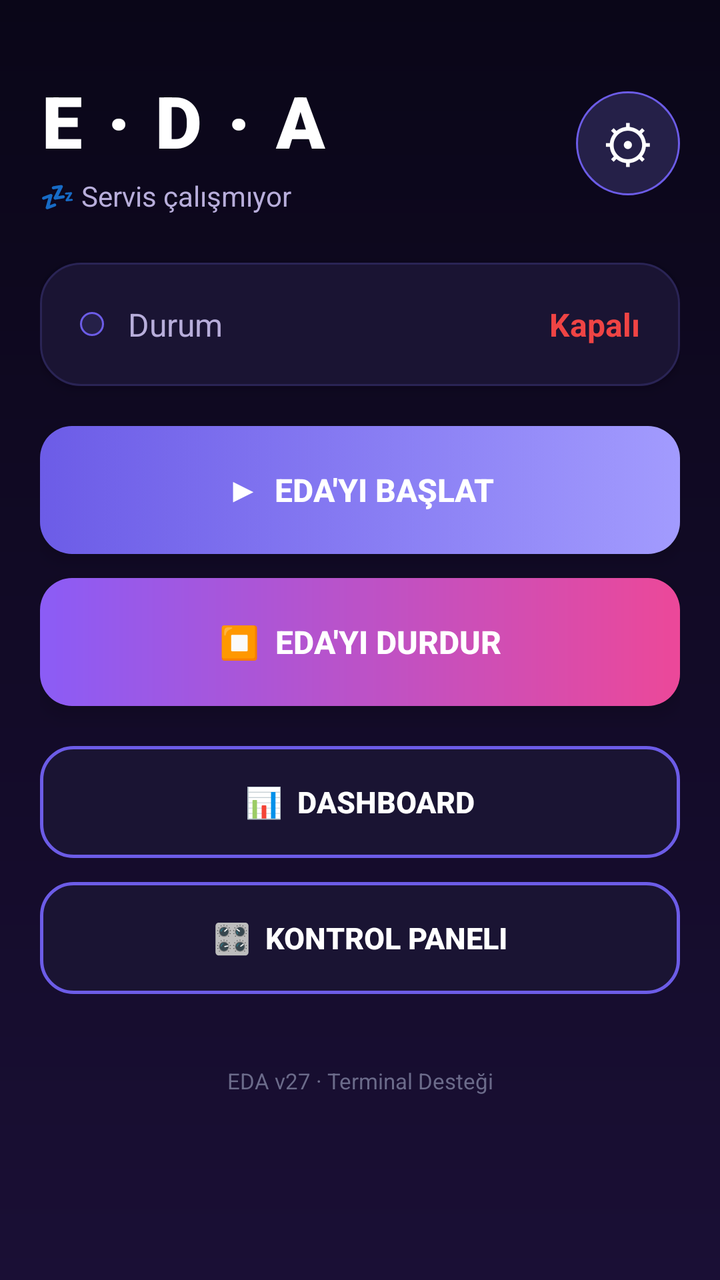
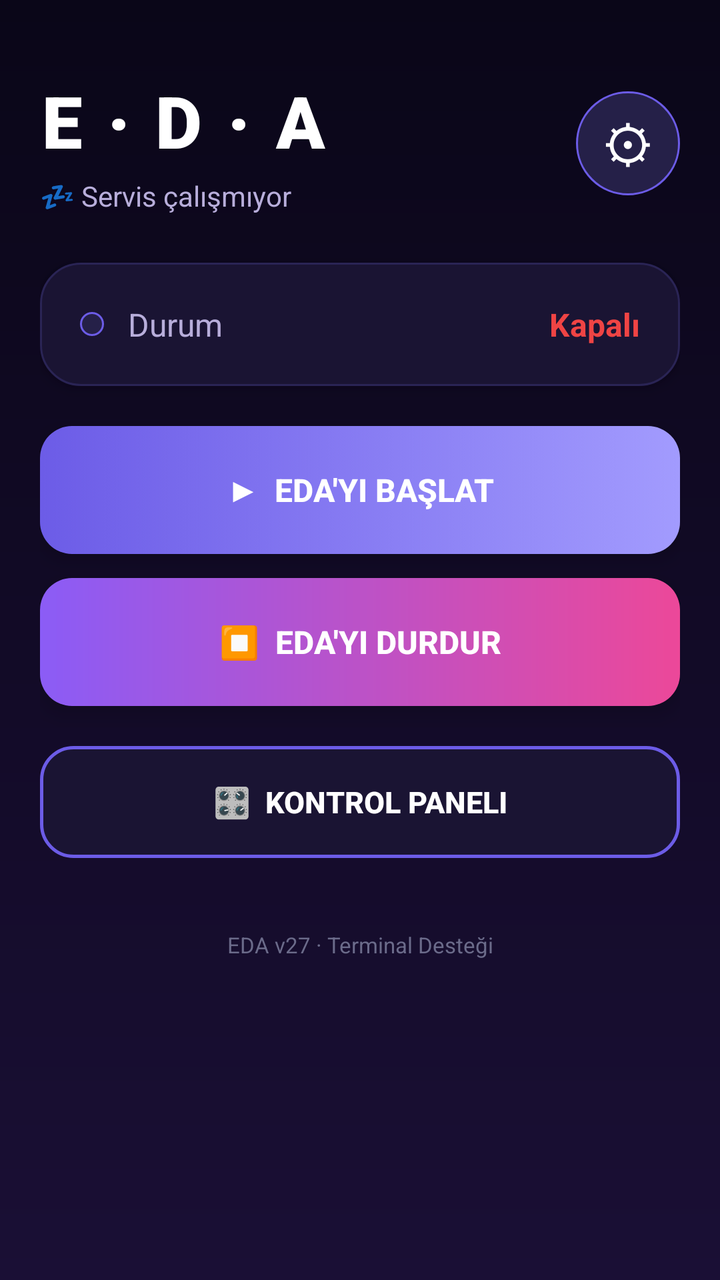

The first picture is an Android layout as it rendered before a commit; the second is the same layout after the commit. The layout source and the unified diff follow.
<!-- AndroidManifest.xml: application theme Theme.Eda -->
<!-- res/layout/activity_main.xml -->
<?xml version="1.0" encoding="utf-8"?>
<ScrollView xmlns:android="http://schemas.android.com/apk/res/android"
    xmlns:app="http://schemas.android.com/apk/res-auto"
    android:layout_width="match_parent"
    android:layout_height="match_parent"
    android:background="@drawable/bg_gradient"
    android:fillViewport="true">

    <LinearLayout
        android:layout_width="match_parent"
        android:layout_height="wrap_content"
        android:orientation="vertical"
        android:padding="20dp">

        
        
        
        <LinearLayout
            android:layout_width="match_parent"
            android:layout_height="wrap_content"
            android:orientation="horizontal"
            android:gravity="center_vertical"
            android:layout_marginTop="16dp"
            android:layout_marginBottom="24dp">

            <LinearLayout
                android:layout_width="0dp"
                android:layout_height="wrap_content"
                android:layout_weight="1"
                android:orientation="vertical">

                <TextView
                    android:layout_width="wrap_content"
                    android:layout_height="wrap_content"
                    android:text="E · D · A"
                    android:textSize="36sp"
                    android:textStyle="bold"
                    android:textColor="@color/text_primary"
                    android:letterSpacing="0.05"
                    android:fontFamily="sans-serif-black" />

                <TextView
                    android:id="@+id/durumText"
                    android:layout_width="wrap_content"
                    android:layout_height="wrap_content"
                    android:text="💤 Servis çalışmıyor"
                    android:textSize="14sp"
                    android:textColor="@color/text_secondary"
                    android:layout_marginTop="4dp" />
            </LinearLayout>

            <TextView
                android:id="@+id/ayarlarButon"
                android:layout_width="52dp"
                android:layout_height="52dp"
                android:text="⚙"
                android:textSize="26sp"
                android:textColor="@color/text_primary"
                android:gravity="center"
                android:background="@drawable/circle_bg" />
        </LinearLayout>

        
        
        
        <LinearLayout
            android:layout_width="match_parent"
            android:layout_height="wrap_content"
            android:orientation="vertical"
            android:background="@drawable/card_bg"
            android:padding="20dp"
            android:elevation="4dp"
            android:layout_marginBottom="20dp">

            <LinearLayout
                android:layout_width="match_parent"
                android:layout_height="wrap_content"
                android:orientation="horizontal"
                android:gravity="center_vertical">

                <View
                    android:id="@+id/durumIndicator"
                    android:layout_width="12dp"
                    android:layout_height="12dp"
                    android:background="@drawable/circle_bg" />

                <TextView
                    android:layout_width="0dp"
                    android:layout_height="wrap_content"
                    android:layout_weight="1"
                    android:text="Durum"
                    android:textSize="16sp"
                    android:textColor="@color/text_secondary"
                    android:layout_marginStart="12dp" />

                <TextView
                    android:id="@+id/durumDeger"
                    android:layout_width="wrap_content"
                    android:layout_height="wrap_content"
                    android:text="Kapalı"
                    android:textSize="16sp"
                    android:textStyle="bold"
                    android:textColor="@color/red_start" />
            </LinearLayout>
        </LinearLayout>

        
        
        

        
        <Button
            android:id="@+id/baslatButon"
            android:layout_width="match_parent"
            android:layout_height="64dp"
            android:text="▶  EDA'YI BAŞLAT"
            android:textSize="16sp"
            android:textStyle="bold"
            android:textColor="#FFFFFF"
            android:background="@drawable/btn_purple"
            android:elevation="6dp"
            android:layout_marginBottom="12dp"
            android:stateListAnimator="@null" />

        
        <Button
            android:id="@+id/durdurButon"
            android:layout_width="match_parent"
            android:layout_height="64dp"
            android:text="⏹  EDA'YI DURDUR"
            android:textSize="16sp"
            android:textStyle="bold"
            android:textColor="#FFFFFF"
            android:background="@drawable/btn_pink"
            android:elevation="6dp"
            android:layout_marginBottom="20dp"
            android:stateListAnimator="@null" />

        
        
        

        
        <Button
            android:id="@+id/dashboardButon"
            android:layout_width="match_parent"
            android:layout_height="56dp"
            android:text="📊  DASHBOARD"
            android:textSize="15sp"
            android:textStyle="bold"
            android:textColor="@color/text_primary"
            android:background="@drawable/btn_outline"
            android:layout_marginBottom="12dp"
            android:stateListAnimator="@null" />

        
        <Button
            android:id="@+id/panelButon"
            android:layout_width="match_parent"
            android:layout_height="56dp"
            android:text="🎛  KONTROL PANELI"
            android:textSize="15sp"
            android:textStyle="bold"
            android:textColor="@color/text_primary"
            android:background="@drawable/btn_outline"
            android:layout_marginBottom="20dp"
            android:stateListAnimator="@null" />

        
        
        
        <TextView
            android:layout_width="match_parent"
            android:layout_height="wrap_content"
            android:text="EDA v27 · Terminal Desteği"
            android:textSize="11sp"
            android:textColor="@color/text_muted"
            android:gravity="center"
            android:layout_marginTop="16dp" />

    </LinearLayout>
</ScrollView>
<!-- resources referenced by this layout -->
<resources>
  <color name="red_start">#EF4444</color>
  <color name="text_muted">#6B6B8A</color>
  <color name="text_primary">#FFFFFF</color>
  <color name="text_secondary">#B8AEDB</color>
  <!-- drawable bg_gradient (drawable) -->
  <?xml version="1.0" encoding="utf-8"?>
  <shape xmlns:android="http://schemas.android.com/apk/res/android"
      android:shape="rectangle">
      <gradient
          android:startColor="#0A0618"
          android:endColor="#1A0F35"
          android:angle="270" />
  </shape>
  <!-- drawable btn_outline (drawable) -->
  <?xml version="1.0" encoding="utf-8"?>
  <shape xmlns:android="http://schemas.android.com/apk/res/android"
      android:shape="rectangle">
      <solid android:color="#1A1433" />
      <corners android:radius="16dp" />
      <stroke android:width="1.5dp" android:color="#6C5CE7" />
  </shape>
  <!-- drawable btn_pink (drawable) -->
  <?xml version="1.0" encoding="utf-8"?>
  <shape xmlns:android="http://schemas.android.com/apk/res/android"
      android:shape="rectangle">
      <gradient
          android:startColor="@color/pink_start"
          android:endColor="@color/pink_end"
          android:angle="0" />
      <corners android:radius="16dp" />
  </shape>
  <!-- drawable btn_purple (drawable) -->
  <?xml version="1.0" encoding="utf-8"?>
  <selector xmlns:android="http://schemas.android.com/apk/res/android">
      <item>
          <shape android:shape="rectangle">
              <gradient
                  android:startColor="@color/purple_start"
                  android:endColor="@color/purple_end"
                  android:angle="0" />
              <corners android:radius="16dp" />
          </shape>
      </item>
  </selector>
  <!-- drawable card_bg (drawable) -->
  <?xml version="1.0" encoding="utf-8"?>
  <shape xmlns:android="http://schemas.android.com/apk/res/android"
      android:shape="rectangle">
      <solid android:color="@color/bg_card" />
      <corners android:radius="20dp" />
      <stroke android:width="1dp" android:color="#2A2455" />
  </shape>
  <!-- drawable circle_bg (drawable) -->
  <?xml version="1.0" encoding="utf-8"?>
  <shape xmlns:android="http://schemas.android.com/apk/res/android"
      android:shape="oval">
      <solid android:color="#252048" />
      <stroke android:width="1dp" android:color="#6C5CE7" />
  </shape>
  <style name="Theme.Eda" parent="Theme.MaterialComponents.DayNight.NoActionBar">
          <item name="colorPrimary">#6C4FE0</item>
          <item name="colorPrimaryDark">#4B32B3</item>
          <item name="colorAccent">#00E5C7</item>
      </style>
  <color name="pink_start">#8B5CF6</color>
  <color name="pink_end">#EC4899</color>
  <color name="purple_start">#6C5CE7</color>
  <color name="purple_end">#A29BFE</color>
  <color name="bg_card">#1A1433</color>
</resources>

<!-- the commit's change to res/layout/activity_main.xml (unified diff, before → after) -->
@@ -138,22 +138,7 @@
 
         
         
-        
 
-        
-        <Button
-            android:id="@+id/dashboardButon"
-            android:layout_width="match_parent"
-            android:layout_height="56dp"
-            android:text="📊  DASHBOARD"
-            android:textSize="15sp"
-            android:textStyle="bold"
-            android:textColor="@color/text_primary"
-            android:background="@drawable/btn_outline"
-            android:layout_marginBottom="12dp"
-            android:stateListAnimator="@null" />
-
-        
         <Button
             android:id="@+id/panelButon"
             android:layout_width="match_parent"
